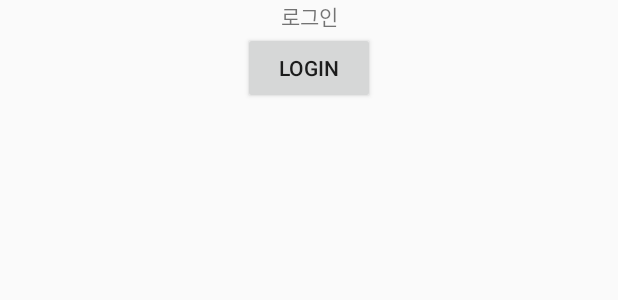
After one commit to pkcs/tripblahblah, an Android app: the layout dialog_login.xml on its own in the app's theme, with its tools: preview values and no code run, on a phone screen of 412 x 824 dp. The commit adds this screen. Shown: the top 300 px of the screen. Run offline under Robolectric (Android 15) with nearby library versions, the phone set to English and light mode, and no system bars.

Commit message:
- Add login dialog

```diff
--- /dev/null
+++ b/app/src/main/res/layout/dialog_login.xml
@@ -0,0 +1,19 @@
+<?xml version="1.0" encoding="utf-8"?>
+<LinearLayout xmlns:android="http://schemas.android.com/apk/res/android"
+    android:layout_width="match_parent"
+    android:layout_height="match_parent"
+    android:orientation="vertical">
+    <TextView
+        android:layout_width="match_parent"
+        android:layout_height="wrap_content"
+        android:gravity="center"
+        android:text="@string/dialog_login_textview"/>
+    <Button
+        android:id="@+id/button_login"
+        android:layout_width="wrap_content"
+        android:layout_height="wrap_content"
+        android:gravity="center"
+        android:layout_gravity="center"
+        android:text="login"/>
+
+</LinearLayout>
--- a/app/src/main/res/values/strings.xml
+++ b/app/src/main/res/values/strings.xml
@@ -6,6 +6,7 @@
     <string name="navigation_drawer_tripplans_menu">여행 계획</string>
     <string name="navigation_drawer_attractions_menu">여행지</string>
     <string name="navigation_drawer_guide_menu">가이드</string>
+    <string name="dialog_login_textview">로그인</string>
 
     <string name="action_settings">Settings</string>
 </resources>
```
Also changed, not shown: app/src/main/java/pkcs/tripblahblah/Activity/MainActivity.java (+9 -0 lines), app/src/main/java/pkcs/tripblahblah/Dialog/LoginDialog.java (added, +38 -0 lines).
